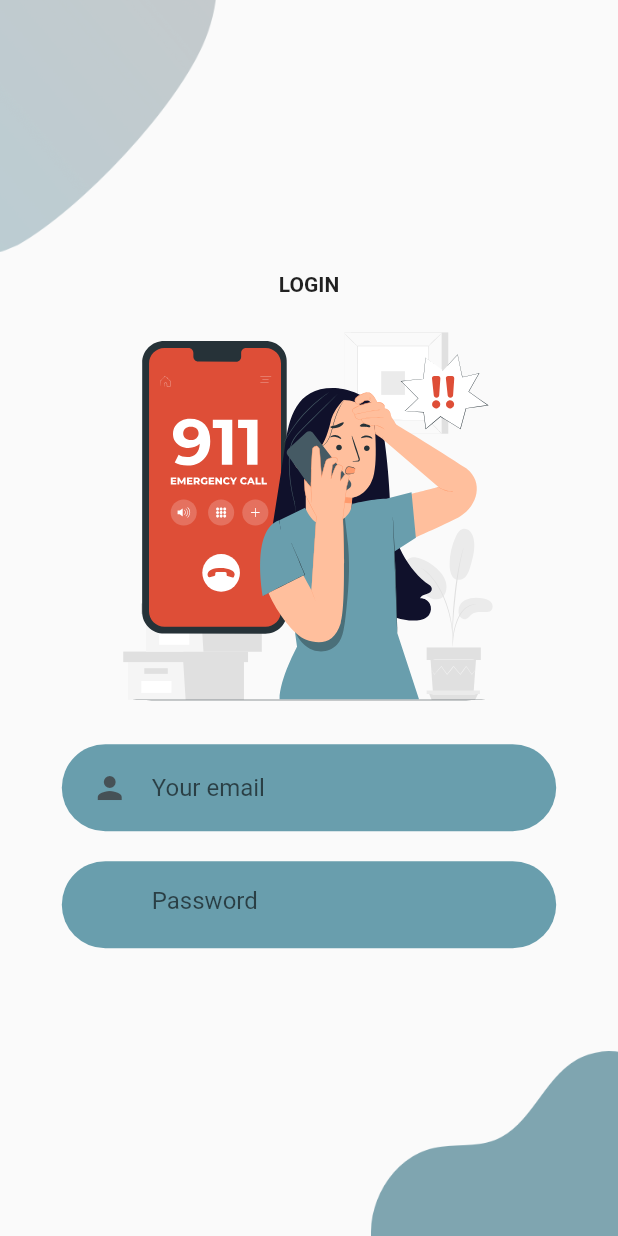
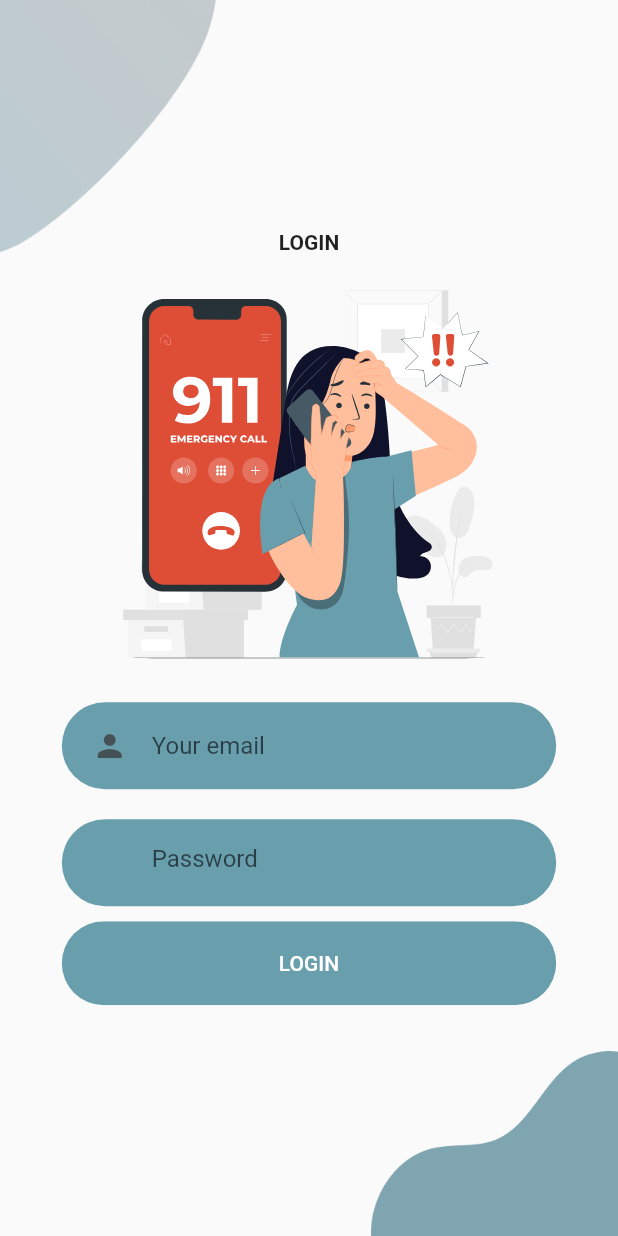
Before and after one commit to artaly/instaid_app, a Flutter app: the screen it shows after launch, on a phone screen of 412 x 824 dp. Run offline on Flutter 3.47's test engine with Material 2 defaults, Android fonts, the phone set to English and light mode, and no system bars; our stand-ins replace flutter_svg.

Commit message:
Add rounded button component

```diff
--- a/lib/components/body.dart
+++ b/lib/components/body.dart
@@ -3,6 +3,7 @@
 import 'package:flutter/material.dart';
 import 'package:flutter_svg/flutter_svg.dart';
 import 'package:instaid_dev/components/background.dart';
+import 'package:instaid_dev/components/rounded_button.dart';
 import 'package:instaid_dev/components/rounded_input_field.dart';
 import 'package:instaid_dev/components/rounded_password_field.dart';
 import 'package:instaid_dev/components/text_field_container.dart';
@@ -34,7 +35,11 @@ class Body extends StatelessWidget {
         ),
         RoundedPasswordField(
           onChanged: (value) {},
-        )
+        ),
+        RoundedButton(
+          text: "LOGIN",
+          press: () {},
+        ),
       ],
     ));
   }
--- /dev/null
+++ b/lib/components/rounded_button.dart
@@ -0,0 +1,35 @@
+import 'package:flutter/material.dart';
+import 'package:instaid_dev/constants.dart';
+
+class RoundedButton extends StatelessWidget {
+  final String text;
+  final Function press;
+  final Color color, textColor;
+  const RoundedButton({
+    Key? key,
+    required this.text,
+    required this.press,
+    this.color = primaryColorBlue,
+    this.textColor = Colors.white,
+  }) : super(key: key);
+
+  @override
+  Widget build(BuildContext context) {
+    Size size = MediaQuery.of(context).size;
+    return Container(
+      width: size.width * 0.8,
+      child: ClipRRect(
+        borderRadius: BorderRadius.circular(29),
+        child: TextButton(
+            onPressed: press(),
+            child: Text(
+              text,
+              style: TextStyle(color: textColor),
+            ),
+            style: TextButton.styleFrom(
+                padding: EdgeInsets.symmetric(vertical: 20, horizontal: 40),
+                backgroundColor: primaryColorBlue)),
+      ),
+    );
+  }
+}
```
